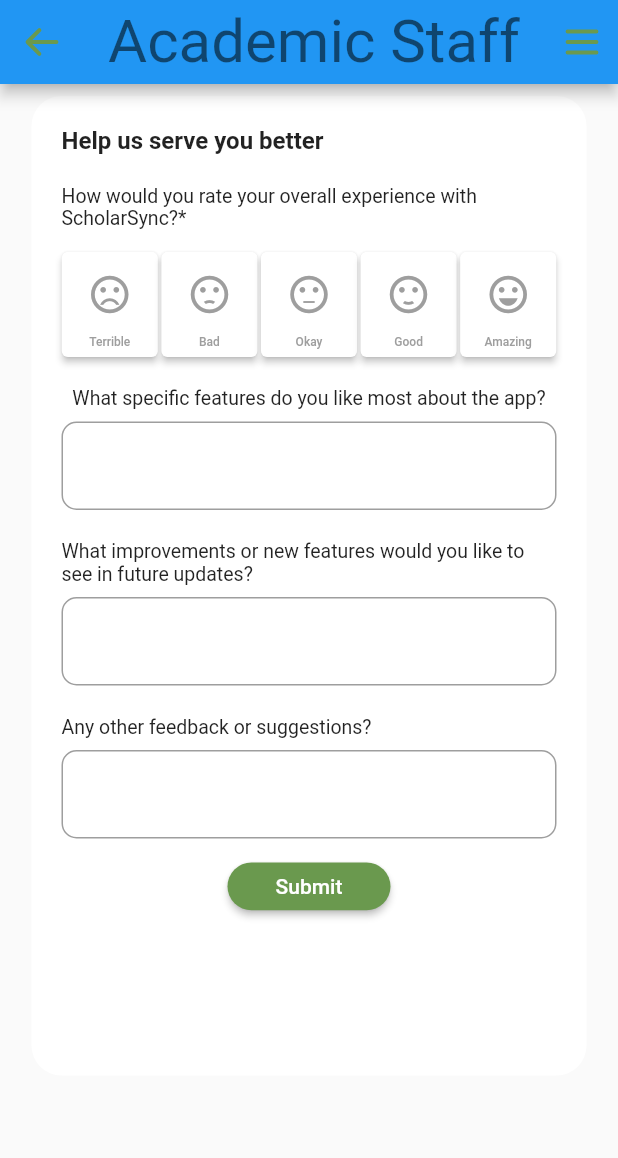
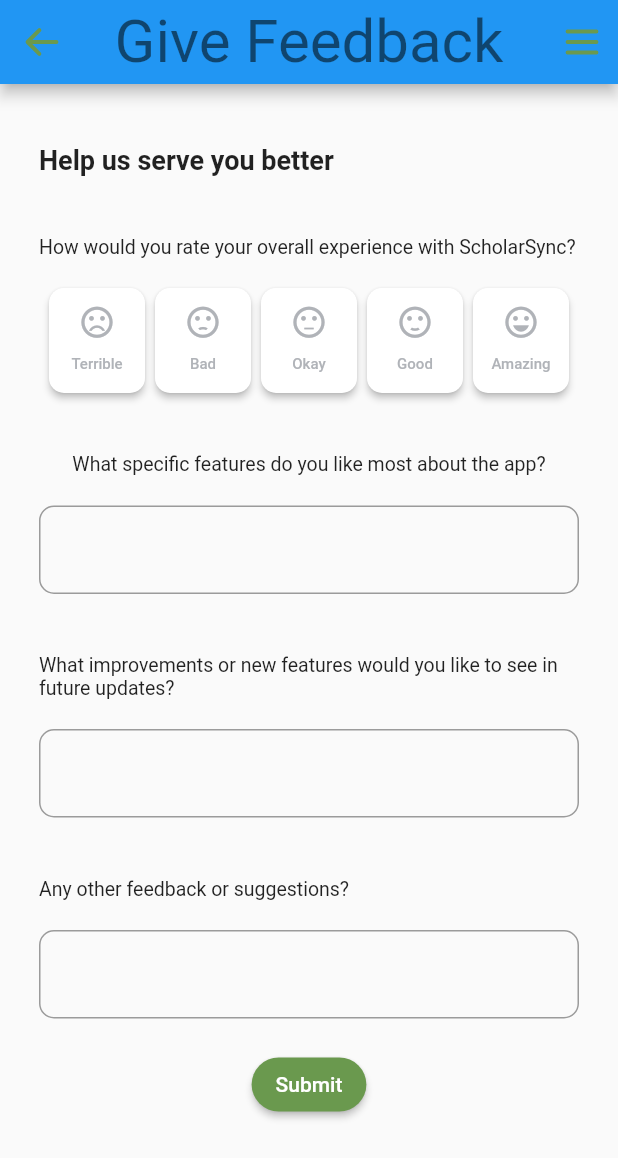
Before and after one commit to MAGHPMallawaarachchi/scholarsync-mobile-app, a Flutter app: the FeedbackForm screen opened directly, on a phone screen of 412 x 824 dp. Shown: the top 1158 px of the screen. Run offline on Flutter 3.47's test engine with Material 2 defaults, Android fonts, the phone set to English and light mode, and no system bars; our stand-ins replace calendar_view, cloud_firestore, expandable_text, firebase_auth, firebase_core, firebase_storage and 3 more; accounts and stored records are empty; network calls fail; project files that could hold a hidden picture were left out.

Commit message:
style: feedback page

```diff
--- a/lib/views/pages/home/feedback_page.dart
+++ b/lib/views/pages/home/feedback_page.dart
@@ -1,7 +1,5 @@
 import 'package:flutter/material.dart';
-import 'package:cloud_firestore/cloud_firestore.dart';
-import 'package:scholarsync/themes/palette.dart';
-
+import '../../../themes/palette.dart';
 import '../../widgets/app_bar.dart';
 
 class FeedbackForm extends StatefulWidget {
@@ -12,22 +10,18 @@ class FeedbackForm extends StatefulWidget {
 }
 
 class FeedbackFormState extends State<FeedbackForm> {
-  final _formKey = GlobalKey<FormState>();
   int? _selectedIndex;
-  //
-  String? _selectedFeedback;
   final TextEditingController _controller1 = TextEditingController();
   final TextEditingController _controller2 = TextEditingController();
   final TextEditingController _controller3 = TextEditingController();
-
   @override
   Widget build(BuildContext context) {
     return Scaffold(
+      backgroundColor: Theme.of(context).scaffoldBackgroundColor,
       appBar: PreferredSize(
-        preferredSize:
-            const Size.fromHeight(kToolbarHeight), // Set the preferred height
+        preferredSize: const Size.fromHeight(kToolbarHeight),
         child: CustomAppBar(
-          title: 'Academic Staff',
+          title: 'Give Feedback',
           fontSize: 20.0,
           fontWeight: FontWeight.bold,
           titleCenter: true,
@@ -37,18 +31,19 @@ class FeedbackFormState extends State<FeedbackForm> {
           },
         ),
       ),
-      body: SingleChildScrollView(
-        child: Form(
-          key: _formKey,
-          child: Center(
-            child: Padding(
-              padding: const EdgeInsets.all(8.0),
+      body: Form(
+        child: SingleChildScrollView(
+          physics: const BouncingScrollPhysics(),
+          child: Column(
+            crossAxisAlignment: CrossAxisAlignment.center,
+            children: [
+              Padding(
+                padding:
+                    const EdgeInsets.symmetric(horizontal: 6, vertical: 20),
                 child: Container(
-                width: 370,
-                height: 653,
                   decoration: BoxDecoration(
                     borderRadius: BorderRadius.circular(20),
-                  color: Theme.of(context).dialogBackgroundColor,
+                    color: Theme.of(context).scaffoldBackgroundColor,
                   ),
                   child: Padding(
                     padding: const EdgeInsets.all(20.0),
@@ -58,34 +53,32 @@ class FeedbackFormState extends State<FeedbackForm> {
                         const Text(
                           'Help us serve you better',
                           style: TextStyle(
-                            fontWeight: FontWeight.bold, fontSize: 16),
+                              fontWeight: FontWeight.bold, fontSize: 18),
+                        ),
+                        const SizedBox(height: 40),
+                        const Text(
+                          'How would you rate your overall experience with ScholarSync?',
+                          style: TextStyle(fontSize: 13),
                         ),
                         const SizedBox(height: 20),
-                      const Text(
-                        'How would you rate your overall experience with ScholarSync?*',
-                        style: TextStyle(fontSize: 13),
-                      ),
-                      const SizedBox(height: 15),
                         Row(
                           mainAxisAlignment: MainAxisAlignment.spaceEvenly,
                           children: [
-                          feedbackColorBox(
-                              'Terrible', Icons.sentiment_very_dissatisfied, 0),
-                          const SizedBox(width: 2),
+                            feedbackColorBox('Terrible',
+                                Icons.sentiment_very_dissatisfied, 0),
                             feedbackColorBox(
                                 'Bad', Icons.sentiment_dissatisfied, 1),
-                          const SizedBox(width: 2),
-                          feedbackColorBox('Okay', Icons.sentiment_neutral, 2),
-                          const SizedBox(width: 2),
+                            feedbackColorBox(
+                                'Okay', Icons.sentiment_neutral, 2),
                             feedbackColorBox(
                                 'Good', Icons.sentiment_satisfied, 3),
-                          const SizedBox(width: 2),
                             feedbackColorBox(
                                 'Amazing', Icons.sentiment_very_satisfied, 4),
                           ],
                         ),
-                      const SizedBox(height: 20),
+                        const SizedBox(height: 40),
                         SingleChildScrollView(
+                          physics: const BouncingScrollPhysics(),
                           child: Column(
                             children: [
                               const Text(
@@ -94,14 +87,16 @@ class FeedbackFormState extends State<FeedbackForm> {
                                   fontSize: 13,
                                 ),
                               ),
-                            const SizedBox(height: 8),
+                              const SizedBox(height: 20),
                               TextFormField(
                                 controller: _controller1,
                                 decoration: InputDecoration(
                                   border: OutlineInputBorder(
                                     borderRadius: BorderRadius.circular(10),
                                     borderSide: const BorderSide(
-                                      color: Colors.grey, width: 1),
+                                        color:
+                                            PaletteLightMode.secondaryTextColor,
+                                        width: 1),
                                   ),
                                 ),
                                 validator: (value) {
@@ -111,21 +106,23 @@ class FeedbackFormState extends State<FeedbackForm> {
                                   return null;
                                 },
                               ),
-                            const SizedBox(height: 20),
+                              const SizedBox(height: 40),
                               const Text(
                                 'What improvements or new features would you like to see in future updates?',
                                 style: TextStyle(
                                   fontSize: 13,
                                 ),
                               ),
-                            const SizedBox(height: 8),
+                              const SizedBox(height: 20),
                               TextFormField(
                                 controller: _controller2,
                                 decoration: InputDecoration(
                                   border: OutlineInputBorder(
                                     borderRadius: BorderRadius.circular(10),
                                     borderSide: const BorderSide(
-                                      color: Colors.grey, width: 1),
+                                        color:
+                                            PaletteLightMode.secondaryTextColor,
+                                        width: 1),
                                   ),
                                 ),
                                 validator: (value) {
@@ -135,7 +132,7 @@ class FeedbackFormState extends State<FeedbackForm> {
                                   return null;
                                 },
                               ),
-                            const SizedBox(height: 20),
+                              const SizedBox(height: 40),
                               const Align(
                                   alignment: Alignment.centerLeft,
                                   child: Text(
@@ -144,14 +141,16 @@ class FeedbackFormState extends State<FeedbackForm> {
                                       fontSize: 13,
                                     ),
                                   )),
-                            const SizedBox(height: 8),
+                              const SizedBox(height: 20),
                               TextFormField(
                                 controller: _controller3,
                                 decoration: InputDecoration(
                                   border: OutlineInputBorder(
                                     borderRadius: BorderRadius.circular(10),
                                     borderSide: const BorderSide(
-                                      color: Colors.grey, width: 1),
+                                        color:
+                                            PaletteLightMode.secondaryTextColor,
+                                        width: 1),
                                   ),
                                 ),
                                 validator: (value) {
@@ -166,43 +165,23 @@ class FeedbackFormState extends State<FeedbackForm> {
                         ),
                         Center(
                           child: Padding(
-                          padding: const EdgeInsets.symmetric(vertical: 16.0),
+                            padding: const EdgeInsets.symmetric(vertical: 20.0),
                             child: SizedBox(
-                            width: 108.68,
-                            height: 31.91,
                               child: ElevatedButton(
                                 onPressed: () {
-                                if (_formKey.currentState != null &&
-                                    _formKey.currentState!.validate() &&
-                                    _selectedFeedback != null) {
                                   ScaffoldMessenger.of(context).showSnackBar(
                                       const SnackBar(
-                                          content: Text('Process Sucessful')));
-                                  FirebaseFirestore.instance
-                                      .collection('feedback')
-                                      .add({
-                                    'emotion': _selectedFeedback,
-                                    'text1': _controller1.text,
-                                    'text2': _controller2.text,
-                                    'text3': _controller3.text
-                                  });
-                                } else {
-                                  ScaffoldMessenger.of(context).showSnackBar(
-                                      const SnackBar(
-                                          content: Text(
-                                              'Please select emotion of your mind!')));
-                                }
+                                          content: Text('Processing Data')));
                                 },
                                 style: ElevatedButton.styleFrom(
                                     backgroundColor:
                                         CommonColors.secondaryGreenColor,
                                     shape: RoundedRectangleBorder(
-                                      borderRadius: BorderRadius.circular(50))),
-                              child: const Text(
-                                'Submit',
-                                style:
-                                    TextStyle(color: CommonColors.whiteColor),
-                              ),
+                                        borderRadius:
+                                            BorderRadius.circular(20))),
+                                child: const Text('Submit',
+                                    style: TextStyle(
+                                        color: CommonColors.whiteColor)),
                               ),
                             ),
                           ),
@@ -212,6 +191,7 @@ class FeedbackFormState extends State<FeedbackForm> {
                   ),
                 ),
               ),
+            ],
           ),
         ),
       ),
@@ -223,34 +203,34 @@ class FeedbackFormState extends State<FeedbackForm> {
       onPressed: () {
         setState(() {
           _selectedIndex = index;
-          _selectedFeedback = text;
         });
       },
       style: ElevatedButton.styleFrom(
+          shape: RoundedRectangleBorder(
+            borderRadius: BorderRadius.circular(10),
+          ),
+          padding: const EdgeInsets.symmetric(vertical: 10),
           backgroundColor: index == _selectedIndex
               ? CommonColors.secondaryGreenColor
-              : Colors.white,
-          fixedSize: const Size(
-            62,
-            70,
-          )),
+              : CommonColors.whiteColor,
+          fixedSize: const Size(20, 70)),
       child: Column(
-        mainAxisAlignment: MainAxisAlignment.center,
         children: [
-          const SizedBox(height: 8),
           Icon(
             icon,
             color: index == _selectedIndex
-                ? const Color.fromARGB(255, 255, 255, 255)
-                : Colors.grey,
-            size: 30,
+                ? CommonColors.whiteColor
+                : PaletteDarkMode.secondaryTextColor,
+            size: 25,
           ),
-          const SizedBox(height: 12),
+          const SizedBox(height: 10),
           Text(
             text,
             style: TextStyle(
-              fontSize: 8,
-              color: index == _selectedIndex ? Colors.white : Colors.grey,
+              fontSize: 10,
+              color: index == _selectedIndex
+                  ? CommonColors.whiteColor
+                  : PaletteDarkMode.secondaryTextColor,
             ),
           ),
         ],
```
Also changed, not shown: lib/views/pages/home/give_feedback.dart (deleted, +0 -235 lines). Lines whose indentation alone changed are shown as unchanged.
